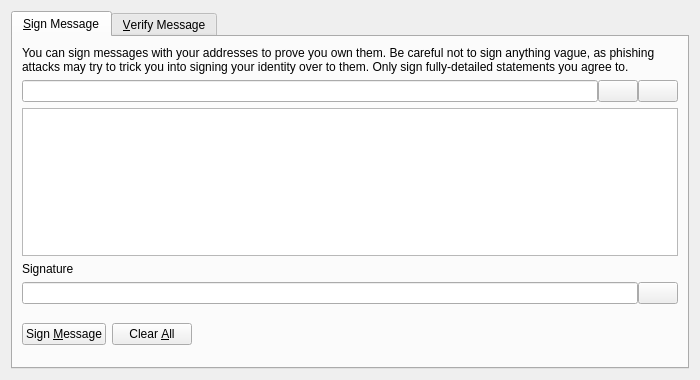
Old version of the form src/qt/forms/signverifymessagedialog.ui in the repository ledvina/zencoin.
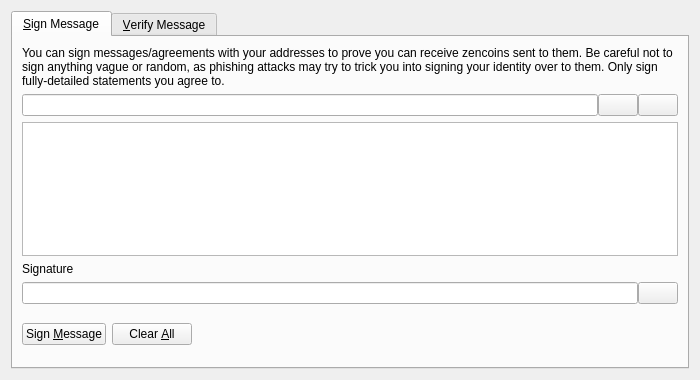
New version of the form. Icons and pictures are not drawn. Custom widgets are drawn as their Qt base class.

```diff
--- a/src/qt/forms/signverifymessagedialog.ui
+++ b/src/qt/forms/signverifymessagedialog.ui
@@ -30,7 +30,7 @@
        <item>
         <widget class="QLabel" name="infoLabel_SM">
          <property name="text">
-          <string>You can sign messages with your addresses to prove you own them. Be careful not to sign anything vague, as phishing attacks may try to trick you into signing your identity over to them. Only sign fully-detailed statements you agree to.</string>
+          <string>You can sign messages/agreements with your addresses to prove you can receive zencoins sent to them. Be careful not to sign anything vague or random, as phishing attacks may try to trick you into signing your identity over to them. Only sign fully-detailed statements you agree to.</string>
          </property>
          <property name="textFormat">
           <enum>Qt::PlainText</enum>
```
Left out of the diff: 22 changed lines with no effect on the pictures.
